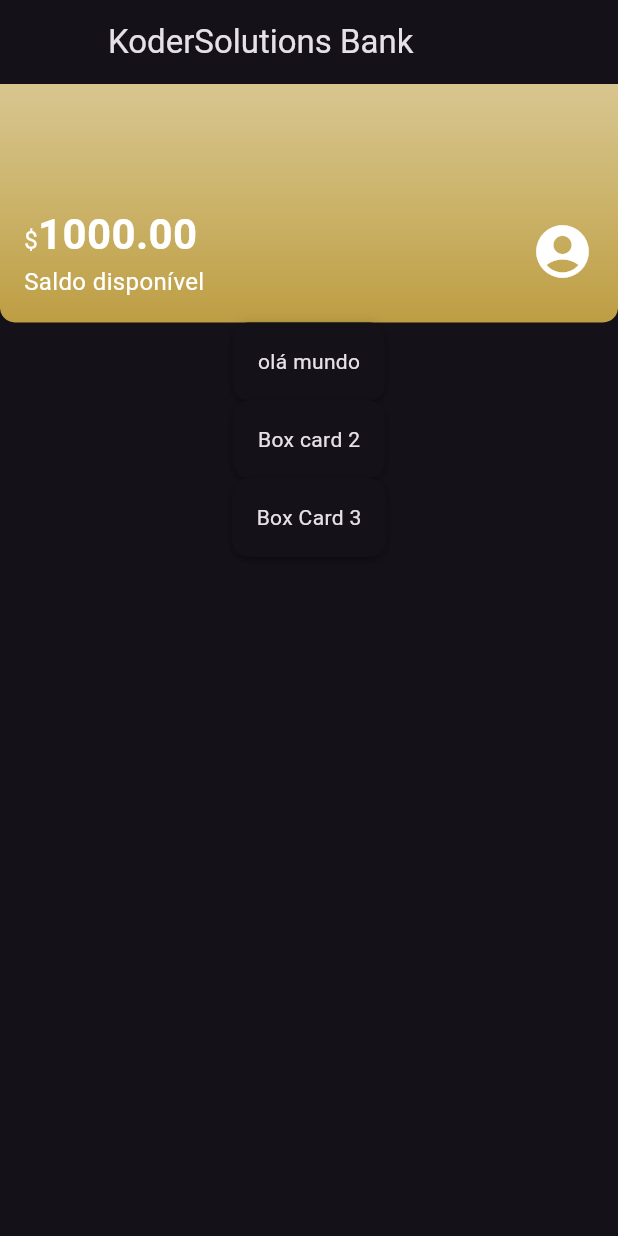
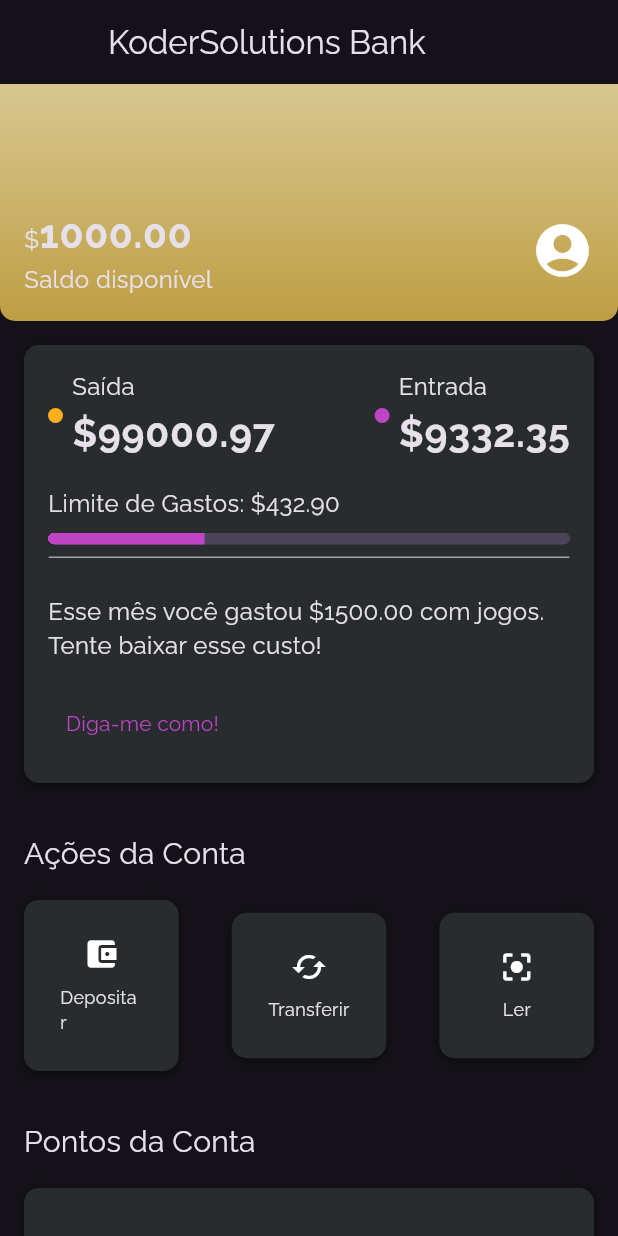
Before and after one commit to xing-wang-kai/Flutter_layout_project, a Flutter app: the screen it shows after launch, on a phone screen of 412 x 824 dp. Run offline on Flutter 3.47's test engine with Material 3 defaults, Android fonts, the phone set to English and light mode, and no system bars.

Commit message:
finalizando o projeto

```diff
--- a/lib/components/box_card_component.dart
+++ b/lib/components/box_card_component.dart
@@ -1,4 +1,5 @@
 import 'package:flutter/material.dart';
+import 'package:projeto_layout_flutter/themes/themes_colors.dart';
 
 class BoxCardComponent extends StatelessWidget {
 
@@ -7,12 +8,12 @@ class BoxCardComponent extends StatelessWidget {
 
   @override
   Widget build(BuildContext context) {
-    return Container(
+    return Ink(
       padding: EdgeInsets.all(16.0),
       decoration: BoxDecoration(
         boxShadow: kElevationToShadow[3],
         borderRadius: BorderRadius.circular(10),
-        color: Theme.of(context).cardColor,
+        color: ThemeColors.cardColor,
       ),
       child: boxContent,
     );
--- /dev/null
+++ b/lib/components/colored_dot.dart
@@ -0,0 +1,19 @@
+import 'package:flutter/material.dart';
+
+class ColoredDot extends StatelessWidget {
+  final Color? color;
+
+  const ColoredDot({super.key, required this.color});
+
+  @override
+  Widget build(BuildContext context) {
+    return Container(
+      width: 10.0,
+      height: 10.0,
+      decoration: BoxDecoration(
+        color: this.color,
+        borderRadius: BorderRadius.circular(10),
+      ),
+    );
+  }
+}
--- /dev/null
+++ b/lib/components/content_division.dart
@@ -0,0 +1,16 @@
+import 'package:flutter/cupertino.dart';
+import 'package:projeto_layout_flutter/themes/themes_colors.dart';
+
+class ContentDivision extends StatelessWidget {
+  const ContentDivision({super.key});
+
+  @override
+  Widget build(BuildContext context) {
+    return Container(
+      height: 1,
+      decoration: BoxDecoration(
+        border: Border.all(color: ThemeColors.divisionColor)
+      ),
+    );
+  }
+}
--- /dev/null
+++ b/lib/components/sections/account_actions.dart
@@ -0,0 +1,79 @@
+import 'package:flutter/material.dart';
+import 'package:projeto_layout_flutter/components/box_card_component.dart';
+
+class AccountActions extends StatelessWidget {
+  const AccountActions({super.key});
+
+  @override
+  Widget build(BuildContext context) {
+    return Padding(
+      padding: EdgeInsets.all(16),
+      child: Column(
+        crossAxisAlignment: CrossAxisAlignment.start,
+        children: [
+          Padding(
+            padding: const EdgeInsets.only(bottom: 16.0),
+            child: Text(
+              "Ações da Conta",
+              style: Theme.of(context).textTheme.titleMedium,
+            ),
+          ),
+          Row(
+            mainAxisAlignment: MainAxisAlignment.spaceBetween,
+            children: [
+              InkWell(
+                onTap: () {},
+                child: _BoxActions(
+                  icon: Icons.account_balance_wallet,
+                  text: "Depositar",
+                ),
+              ),
+              InkWell(
+                onTap: () {},
+                child: _BoxActions(
+                    icon: Icons.cached,
+                    text: "Transferir"
+                ),
+              ),
+              InkWell(
+                onTap: () {},
+                child: _BoxActions(
+                  icon: Icons.center_focus_strong,
+                  text: "Ler",
+                ),
+              ),
+            ],
+          ),
+        ],
+      ),
+    );
+  }
+}
+
+class _BoxActions extends StatelessWidget {
+  final IconData? icon;
+  final String text;
+
+  const _BoxActions({super.key, required this.icon, required this.text});
+
+  @override
+  Widget build(BuildContext context) {
+    return BoxCardComponent(
+      boxContent: Padding(
+        padding: const EdgeInsets.only(top: 8.0, left: 8, right: 8, bottom: 8),
+        child: Ink(
+          width: 55,
+          child: Column(
+            children: [
+              Padding(
+                padding: const EdgeInsets.only(bottom: 8.0),
+                child: Icon(icon),
+              ),
+              Text(text, style: TextStyle(fontSize: 12)),
+            ],
+          ),
+        ),
+      ),
+    );
+  }
+}
--- /dev/null
+++ b/lib/components/sections/account_points.dart
@@ -0,0 +1,86 @@
+import 'package:flutter/material.dart';
+import 'package:projeto_layout_flutter/components/box_card_component.dart';
+import 'package:projeto_layout_flutter/components/colored_dot.dart';
+import 'package:projeto_layout_flutter/components/content_division.dart';
+import 'package:projeto_layout_flutter/themes/themes_colors.dart';
+
+class AccountPoints extends StatelessWidget {
+  const AccountPoints({super.key});
+
+  @override
+  Widget build(BuildContext context) {
+    return Padding(
+      padding: EdgeInsets.all(16),
+      child: Column(
+        crossAxisAlignment: CrossAxisAlignment.start,
+        children: [
+          Padding(
+            padding: const EdgeInsets.only(bottom: 16.0),
+            child: Text(
+              "Pontos da Conta",
+              style: Theme.of(context).textTheme.titleMedium,
+            ),
+          ),
+          BoxCardComponent(
+            boxContent: Column(
+              mainAxisAlignment: MainAxisAlignment.center,
+              crossAxisAlignment: CrossAxisAlignment.start,
+              children: [
+                Padding(
+                  padding: EdgeInsets.only(bottom: 8.0, top: 16),
+                  child: Text(
+                    "Pontos totais:",
+                    style: Theme.of(context).textTheme.bodyMedium,
+                  ),
+                ),
+                Padding(
+                  padding: EdgeInsets.only(bottom: 8.0, top: 8.0),
+                  child: Text(
+                    "3000",
+                    style: Theme.of(context).textTheme.bodyLarge,
+                  ),
+                ),
+                Padding(
+                  padding: EdgeInsets.only(bottom: 8.0),
+                  child: ContentDivision(),
+                ),
+                Padding(
+                  padding: EdgeInsets.only(bottom: 8.0, top: 8.0),
+                  child: Text(
+                    "Objetivos: ",
+                    style: Theme.of(context).textTheme.titleMedium,
+                  ),
+                ),
+                _PointDetails(color: ThemeColors.accountPointColors['free-shipping'],text: "Entrega Grátis: 15000pts",),
+                _PointDetails(color: ThemeColors.accountPointColors['moth-streaming'], text: "Um mês de Streaming: 30000pts")
+              ],
+            ),
+          ),
+        ],
+      ),
+    );
+  }
+}
+
+class _PointDetails extends StatelessWidget {
+
+  final Color? color;
+  final String text;
+  const _PointDetails({required this.color, required this.text});
+
+  @override
+  Widget build(BuildContext context) {
+    return Padding(
+      padding: const EdgeInsets.only(bottom: 8.0),
+      child: Row(
+        children: [
+          Padding(
+            padding: const EdgeInsets.only(right: 6.0),
+            child: ColoredDot(color: color),
+          ),
+          Text(text, style: Theme.of(context).textTheme.titleMedium,)
+        ],
+      ),
+    );
+  }
+}
--- a/lib/components/sections/header_component.dart
+++ b/lib/components/sections/header_component.dart
@@ -1,4 +1,5 @@
 import 'package:flutter/material.dart';
+import 'package:projeto_layout_flutter/themes/my_theme.dart';
 import 'package:projeto_layout_flutter/themes/themes_colors.dart';
 
 class HeaderComponent extends StatelessWidget {
@@ -31,21 +32,16 @@ class HeaderComponent extends StatelessWidget {
                 Text.rich(
                   TextSpan(
                     text: "\$",
-                    style: TextStyle(fontSize: 16, color: Colors.white),
                     children: <TextSpan>[
                       TextSpan(
                         text: "1000.00",
-                        style: TextStyle(
-                          fontSize: 28,
-                          fontWeight: FontWeight.bold,
-                        ),
+                        style: Theme.of(context).textTheme.bodyLarge
                       ),
                     ],
                   ),
                 ),
                 Text(
                   "Saldo disponível",
-                  style: TextStyle(fontSize: 16, color: Colors.white),
                 ),
               ],
             ),
--- /dev/null
+++ b/lib/components/sections/recent_actity.dart
@@ -0,0 +1,112 @@
+import 'package:flutter/material.dart';
+import 'package:projeto_layout_flutter/components/box_card_component.dart';
+import 'package:projeto_layout_flutter/components/colored_dot.dart';
+import 'package:projeto_layout_flutter/components/content_division.dart';
+import 'package:projeto_layout_flutter/themes/themes_colors.dart';
+
+class RecentActity extends StatelessWidget {
+  const RecentActity({super.key});
+
+  @override
+  Widget build(BuildContext context) {
+    return Padding(
+      padding: EdgeInsets.all(16),
+      child: BoxCardComponent(
+        boxContent: _RecentActityContent(),
+        // boxContent: ColoredDot(color: ThemeColors.recentActivity["spent"]),
+      ),
+    );
+  }
+}
+
+class _RecentActityContent extends StatelessWidget {
+  const _RecentActityContent({super.key});
+
+  @override
+  Widget build(BuildContext context) {
+    return Column(
+      mainAxisAlignment: MainAxisAlignment.center,
+      crossAxisAlignment: CrossAxisAlignment.start,
+      children: [
+        Row(
+          mainAxisAlignment: MainAxisAlignment.spaceBetween,
+          crossAxisAlignment: CrossAxisAlignment.start,
+          children: [
+            Row(
+              mainAxisAlignment: MainAxisAlignment.spaceBetween,
+              crossAxisAlignment: CrossAxisAlignment.center,
+              children: [
+                Padding(
+                  padding: const EdgeInsets.only(right: 6.0),
+                  child: ColoredDot(color: ThemeColors.recentActivity["spent"]),
+                ),
+                Column(
+                  crossAxisAlignment: CrossAxisAlignment.start,
+                  children: [
+                    Text(
+                      "Saída",
+                      style: Theme.of(context).textTheme.bodyMedium,
+                    ),
+                    Text(
+                      "\$99000.97",
+                      style: Theme.of(context).textTheme.bodyLarge,
+                    ),
+                  ],
+                ),
+              ],
+            ),
+            Row(
+              mainAxisAlignment: MainAxisAlignment.spaceBetween,
+              crossAxisAlignment: CrossAxisAlignment.center,
+              children: [
+                Padding(
+                  padding: const EdgeInsets.only(right: 6.0),
+                  child: ColoredDot(
+                    color: ThemeColors.recentActivity["income"],
+                  ),
+                ),
+                Column(
+                  crossAxisAlignment: CrossAxisAlignment.start,
+                  children: [
+                    Text(
+                      "Entrada",
+                      style: Theme.of(context).textTheme.bodyMedium,
+                    ),
+                    Text(
+                      "\$9332.35",
+                      style: Theme.of(context).textTheme.bodyLarge,
+                    ),
+                  ],
+                ),
+              ],
+            ),
+          ],
+        ),
+        Padding(
+          padding: const EdgeInsets.only(top: 16.0, bottom: 8.0),
+          child: Text(
+            "Limite de Gastos: \$432.90",
+            style: Theme.of(context).textTheme.bodyMedium,
+          ),
+        ),
+        Container(
+          clipBehavior: Clip.hardEdge,
+          decoration: BoxDecoration(borderRadius: BorderRadius.circular(5)),
+          child: LinearProgressIndicator(value: 0.3, minHeight: 8.0, color: ThemeColors.recentActivity['income'],),
+        ),
+        Padding(
+          padding: const EdgeInsets.only(top: 8.0, bottom: 8.0),
+          child: ContentDivision(),
+        ),
+        Padding(
+          padding: const EdgeInsets.only(top: 16.0, bottom: 16.0),
+          child: Text(
+            "Esse mês você gastou \$1500.00 com jogos. Tente baixar esse custo!",
+            style: Theme.of(context).textTheme.bodyMedium,
+          ),
+        ),
+        TextButton(onPressed: (){}, child: Text("Diga-me como!", style: TextStyle(color: ThemeColors.recentActivity['income']),))
+      ],
+    );
+  }
+}
--- a/lib/screens/home_screen.dart
+++ b/lib/screens/home_screen.dart
@@ -1,5 +1,7 @@
 import 'package:flutter/material.dart';
-import 'package:projeto_layout_flutter/components/box_card_component.dart';
+import 'package:projeto_layout_flutter/components/sections/account_actions.dart';
+import 'package:projeto_layout_flutter/components/sections/account_points.dart';
+import 'package:projeto_layout_flutter/components/sections/recent_actity.dart';
 import 'package:projeto_layout_flutter/components/sections/header_component.dart';
 
 class HomeScreen extends StatelessWidget {
@@ -9,13 +11,15 @@ class HomeScreen extends StatelessWidget {
   Widget build(BuildContext context) {
     return Scaffold(
       appBar: AppBar(leading: Container(), title: Text("KoderSolutions Bank"),),
-      body: Column(
-        children: <Widget>[
-          HeaderComponent(),
-          BoxCardComponent(boxContent: Text("olá mundo")),
-          BoxCardComponent(boxContent: Text("Box card 2")),
-          BoxCardComponent(boxContent: Text("Box Card 3")),
-        ],
+      body: ListView(
+        children: [Column(
+          children: <Widget>[
+            HeaderComponent(),
+            RecentActity(),
+            AccountActions(),
+            AccountPoints(),
+          ],
+        ),]
       ),
     );
   }
--- a/lib/themes/my_theme.dart
+++ b/lib/themes/my_theme.dart
@@ -4,5 +4,11 @@ import 'package:projeto_layout_flutter/themes/themes_colors.dart';
 ThemeData MyTheme = ThemeData(
   primaryColor: ThemeColors.primaryColor,
   primarySwatch: ThemeColors.primaryColorTwo,
-  brightness: Brightness.dark
+  brightness: Brightness.dark,
+  fontFamily: 'Raleway',
+  textTheme: TextTheme(
+    bodyMedium: TextStyle(fontSize: 16),
+    bodyLarge: TextStyle(fontSize: 26, fontWeight: FontWeight.bold),
+    titleMedium: TextStyle(fontSize: 20, fontWeight: FontWeight.normal)
+  ),
 );
--- a/lib/themes/themes_colors.dart
+++ b/lib/themes/themes_colors.dart
@@ -8,6 +8,16 @@ class ThemeColors {
     Color.fromRGBO(203, 179, 106, 1.0),
     primaryColor,
   ];
+  static const recentActivity = {
+    'spent': Color.fromRGBO(255, 175, 29, 1.0),
+    'income': Color.fromRGBO(191, 69, 198, 1.0),
+  };
 
+  static const Color divisionColor = Color.fromRGBO(166, 166, 166, 1.0);
+  static const Color cardColor = Color.fromRGBO(40, 44, 47, 1.0);
+  static const accountPointColors = {
+    'free-shipping': Color.fromRGBO(250, 0, 112, 1.0),
+    'moth-streaming': Color.fromRGBO(75, 89, 191, 1.0)
+  };
 
 }
```
Also changed, not shown: pubspec.yaml (+7 -0 lines), fonts/Raleway-Bold.ttf (added), fonts/Raleway-Regular.ttf (added), img.png (added), img_1.png (added), 1 other file.
